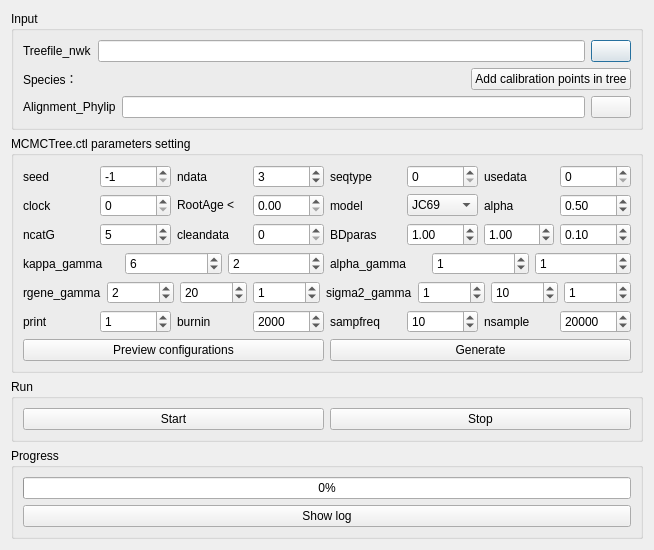
This is PhyloSuite/uifiles/mcmctree.ui in dongzhang0725/PhyloSuite as Qt 5 draws it before an edit. The edited form follows.
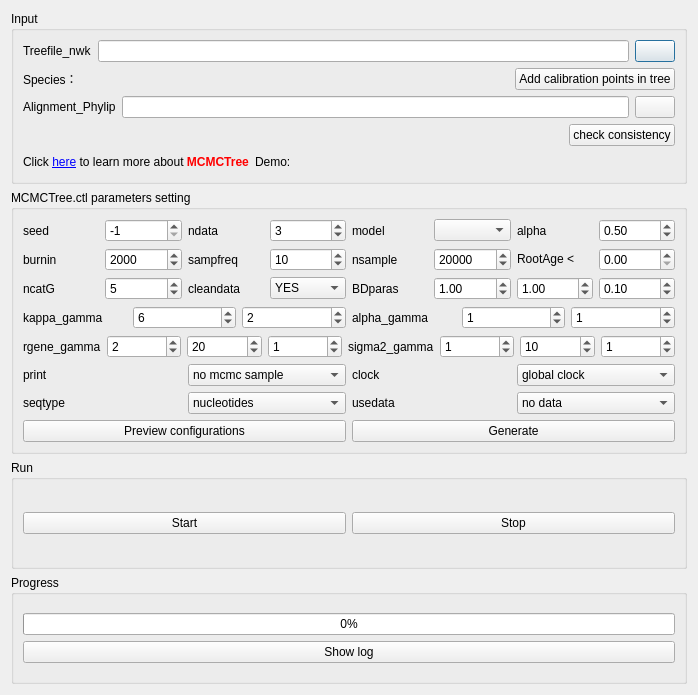
This is the edited form. Icons and pictures are not drawn. Custom widgets are drawn as their Qt base class.

The edit to the form file:
```diff
--- a/PhyloSuite/uifiles/mcmctree.ui
+++ b/PhyloSuite/uifiles/mcmctree.ui
@@ -6,8 +6,8 @@
    <rect>
     <x>0</x>
     <y>0</y>
-    <width>654</width>
-    <height>520</height>
+    <width>698</width>
+    <height>695</height>
    </rect>
   </property>
   <property name="windowTitle">
@@ -100,6 +100,74 @@
         </item>
        </layout>
       </item>
+      <item>
+       <layout class="QHBoxLayout" name="horizontalLayout_3">
+        <item>
+         <spacer name="horizontalSpacer_3">
+          <property name="orientation">
+           <enum>Qt::Horizontal</enum>
+          </property>
+          <property name="sizeHint" stdset="0">
+           <size>
+            <width>40</width>
+            <height>20</height>
+           </size>
+          </property>
+         </spacer>
+        </item>
+        <item>
+         <widget class="QPushButton" name="pushButton_8">
+          <property name="text">
+           <string>check consistency</string>
+          </property>
+         </widget>
+        </item>
+       </layout>
+      </item>
+      <item>
+       <layout class="QHBoxLayout" name="horizontalLayout_2">
+        <item>
+         <widget class="QLabel" name="label_23">
+          <property name="text">
+           <string>&lt;html&gt;&lt;head/&gt;&lt;body&gt;&lt;p&gt;Click &lt;a href=&quot;http://abacus.gene.ucl.ac.uk/software/paml.html&quot;&gt;&lt;span style=&quot; text-decoration: underline; color:#0000ff;&quot;&gt;here&lt;/span&gt;&lt;/a&gt; to learn more about &lt;span style=&quot; font-weight:600; color:#ff0000;&quot;&gt;MCMCTree&lt;/span&gt;&lt;/p&gt;&lt;/body&gt;&lt;/html&gt;</string>
+          </property>
+          <property name="openExternalLinks">
+           <bool>true</bool>
+          </property>
+         </widget>
+        </item>
+        <item>
+         <widget class="QLabel" name="label_24">
+          <property name="text">
+           <string>Demo:</string>
+          </property>
+         </widget>
+        </item>
+        <item>
+         <widget class="ClickedLableGif" name="label_25">
+          <property name="toolTip">
+           <string>Brief example</string>
+          </property>
+          <property name="text">
+           <string/>
+          </property>
+         </widget>
+        </item>
+        <item>
+         <spacer name="horizontalSpacer_2">
+          <property name="orientation">
+           <enum>Qt::Horizontal</enum>
+          </property>
+          <property name="sizeHint" stdset="0">
+           <size>
+            <width>158</width>
+            <height>20</height>
+           </size>
+          </property>
+         </spacer>
+        </item>
+       </layout>
+      </item>
      </layout>
     </widget>
    </item>
@@ -110,7 +178,7 @@
      </property>
      <layout class="QVBoxLayout" name="verticalLayout">
       <item>
-       <layout class="QGridLayout" name="gridLayout_5">
+       <layout class="QGridLayout" name="gridLayout_3">
         <item row="0" column="0">
          <widget class="QLabel" name="label_6">
           <property name="text">
@@ -143,76 +211,23 @@
          </widget>
         </item>
         <item row="0" column="4">
-         <widget class="QLabel" name="label_8">
-          <property name="text">
-           <string>seqtype</string>
-          </property>
-         </widget>
-        </item>
-        <item row="0" column="5">
-         <widget class="QSpinBox" name="spinBox_3">
-          <property name="maximum">
-           <number>2</number>
-          </property>
-         </widget>
-        </item>
-        <item row="0" column="6">
-         <widget class="QLabel" name="label_9">
-          <property name="text">
-           <string>usedata</string>
-          </property>
-         </widget>
-        </item>
-        <item row="0" column="7">
-         <widget class="QSpinBox" name="spinBox_4">
-          <property name="maximum">
-           <number>3</number>
-          </property>
-         </widget>
-        </item>
-        <item row="1" column="0">
-         <widget class="QLabel" name="label_10">
-          <property name="text">
-           <string>clock</string>
-          </property>
-         </widget>
-        </item>
-        <item row="1" column="1">
-         <widget class="QSpinBox" name="spinBox_5">
-          <property name="maximum">
-           <number>3</number>
-          </property>
-         </widget>
-        </item>
-        <item row="1" column="2">
-         <widget class="QLabel" name="label_14">
-          <property name="text">
-           <string>RootAge &lt;</string>
-          </property>
-         </widget>
-        </item>
-        <item row="1" column="3">
-         <widget class="QDoubleSpinBox" name="doubleSpinBox">
-          <property name="singleStep">
-           <double>0.100000000000000</double>
-          </property>
-         </widget>
-        </item>
-        <item row="1" column="4">
          <widget class="QLabel" name="label_11">
           <property name="text">
            <string>model</string>
           </property>
          </widget>
         </item>
-        <item row="1" column="6">
+        <item row="0" column="5">
+         <widget class="QComboBox" name="comboBox"/>
+        </item>
+        <item row="0" column="6">
          <widget class="QLabel" name="label_15">
           <property name="text">
            <string>alpha</string>
           </property>
          </widget>
         </item>
-        <item row="1" column="7">
+        <item row="0" column="7">
          <widget class="QDoubleSpinBox" name="doubleSpinBox_6">
           <property name="singleStep">
            <double>0.100000000000000</double>
@@ -222,39 +237,87 @@
           </property>
          </widget>
         </item>
+        <item row="1" column="0">
+         <widget class="QLabel" name="label_22">
+          <property name="text">
+           <string>burnin</string>
+          </property>
+         </widget>
+        </item>
+        <item row="1" column="1">
+         <widget class="QSpinBox" name="spinBox_18">
+          <property name="maximum">
+           <number>99999</number>
+          </property>
+          <property name="singleStep">
+           <number>500</number>
+          </property>
+          <property name="value">
+           <number>2000</number>
+          </property>
+         </widget>
+        </item>
+        <item row="1" column="2">
+         <widget class="QLabel" name="label_12">
+          <property name="text">
+           <string>sampfreq</string>
+          </property>
+         </widget>
+        </item>
+        <item row="1" column="3">
+         <widget class="QSpinBox" name="spinBox_19">
+          <property name="maximum">
+           <number>200</number>
+          </property>
+          <property name="singleStep">
+           <number>10</number>
+          </property>
+          <property name="value">
+           <number>10</number>
+          </property>
+         </widget>
+        </item>
+        <item row="1" column="4">
+         <widget class="QLabel" name="label_13">
+          <property name="text">
+           <string>nsample</string>
+          </property>
+         </widget>
+        </item>
         <item row="1" column="5">
-         <widget class="QComboBox" name="comboBox">
-          <item>
-           <property name="text">
-            <string>JC69</string>
-           </property>
-          </item>
-          <item>
-           <property name="text">
-            <string>K80</string>
-           </property>
-          </item>
-          <item>
-           <property name="text">
-            <string>F81</string>
-           </property>
-          </item>
-          <item>
-           <property name="text">
-            <string>F84</string>
-           </property>
-          </item>
-          <item>
-           <property name="text">
-            <string>HKY85</string>
-           </property>
-          </item>
+         <widget class="QSpinBox" name="spinBox_20">
+          <property name="maximum">
+           <number>9999999</number>
+          </property>
+          <property name="singleStep">
+           <number>10000</number>
+          </property>
+          <property name="value">
+           <number>20000</number>
+          </property>
+          <property name="displayIntegerBase">
+           <number>10</number>
+          </property>
+         </widget>
+        </item>
+        <item row="1" column="6">
+         <widget class="QLabel" name="label_14">
+          <property name="text">
+           <string>RootAge &lt;</string>
+          </property>
+         </widget>
+        </item>
+        <item row="1" column="7">
+         <widget class="QDoubleSpinBox" name="doubleSpinBox">
+          <property name="singleStep">
+           <double>0.100000000000000</double>
+          </property>
          </widget>
         </item>
        </layout>
       </item>
       <item>
-       <layout class="QGridLayout" name="gridLayout_6">
+       <layout class="QGridLayout" name="gridLayout_4">
         <item row="0" column="0">
          <widget class="QLabel" name="label_16">
           <property name="text">
@@ -277,10 +340,17 @@
          </widget>
         </item>
         <item row="0" column="3">
-         <widget class="QSpinBox" name="spinBox_24">
-          <property name="maximum">
-           <number>1</number>
-          </property>
+         <widget class="QComboBox" name="comboBox_5">
+          <item>
+           <property name="text">
+            <string>YES</string>
+           </property>
+          </item>
+          <item>
+           <property name="text">
+            <string>NO</string>
+           </property>
+          </item>
          </widget>
         </item>
         <item row="0" column="4">
@@ -323,7 +393,7 @@
        </layout>
       </item>
       <item>
-       <layout class="QGridLayout" name="gridLayout_7">
+       <layout class="QGridLayout" name="gridLayout_5">
         <item row="0" column="0">
          <widget class="QLabel" name="label_18">
           <property name="text">
@@ -369,7 +439,7 @@
        </layout>
       </item>
       <item>
-       <layout class="QGridLayout" name="gridLayout_8">
+       <layout class="QGridLayout" name="gridLayout_6">
         <item row="0" column="0">
          <widget class="QLabel" name="label_20">
           <property name="text">
@@ -429,7 +499,59 @@
        </layout>
       </item>
       <item>
-       <layout class="QGridLayout" name="gridLayout_9">
+       <layout class="QGridLayout" name="gridLayout_7">
+        <item row="1" column="0">
+         <widget class="QLabel" name="label_8">
+          <property name="text">
+           <string>seqtype</string>
+          </property>
+         </widget>
+        </item>
+        <item row="1" column="2">
+         <widget class="QLabel" name="label_9">
+          <property name="text">
+           <string>usedata</string>
+          </property>
+         </widget>
+        </item>
+        <item row="1" column="1">
+         <widget class="QComboBox" name="comboBox_2">
+          <item>
+           <property name="text">
+            <string>nucleotides</string>
+           </property>
+          </item>
+          <item>
+           <property name="text">
+            <string>codons</string>
+           </property>
+          </item>
+          <item>
+           <property name="text">
+            <string>AAs</string>
+           </property>
+          </item>
+         </widget>
+        </item>
+        <item row="0" column="3">
+         <widget class="QComboBox" name="comboBox_4">
+          <item>
+           <property name="text">
+            <string>global clock</string>
+           </property>
+          </item>
+          <item>
+           <property name="text">
+            <string>independent rates</string>
+           </property>
+          </item>
+          <item>
+           <property name="text">
+            <string>correlated rates</string>
+           </property>
+          </item>
+         </widget>
+        </item>
         <item row="0" column="0">
          <widget class="QLabel" name="label_7">
           <property name="text">
@@ -437,77 +559,54 @@
           </property>
          </widget>
         </item>
-        <item row="0" column="1">
-         <widget class="QSpinBox" name="spinBox_7">
-          <property name="maximum">
-           <number>2</number>
-          </property>
-          <property name="value">
-           <number>1</number>
-          </property>
-         </widget>
-        </item>
         <item row="0" column="2">
-         <widget class="QLabel" name="label_22">
+         <widget class="QLabel" name="label_10">
           <property name="text">
-           <string>burnin</string>
+           <string>clock</string>
           </property>
          </widget>
         </item>
-        <item row="0" column="3">
-         <widget class="QSpinBox" name="spinBox_18">
-          <property name="maximum">
-           <number>99999</number>
-          </property>
-          <property name="singleStep">
-           <number>500</number>
-          </property>
-          <property name="value">
-           <number>2000</number>
-          </property>
+        <item row="0" column="1">
+         <widget class="QComboBox" name="comboBox_7">
+          <item>
+           <property name="text">
+            <string>no mcmc sample</string>
+           </property>
+          </item>
+          <item>
+           <property name="text">
+            <string>except branch rates</string>
+           </property>
+          </item>
+          <item>
+           <property name="text">
+            <string>everything</string>
+           </property>
+          </item>
          </widget>
         </item>
-        <item row="0" column="4">
-         <widget class="QLabel" name="label_12">
-          <property name="text">
-           <string>sampfreq</string>
-          </property>
-         </widget>
-        </item>
-        <item row="0" column="5">
-         <widget class="QSpinBox" name="spinBox_19">
-          <property name="maximum">
-           <number>200</number>
-          </property>
-          <property name="singleStep">
-           <number>10</number>
-          </property>
-          <property name="value">
-           <number>10</number>
-          </property>
-         </widget>
-        </item>
-        <item row="0" column="6">
-         <widget class="QLabel" name="label_13">
-          <property name="text">
-           <string>nsample</string>
-          </property>
-         </widget>
-        </item>
-        <item row="0" column="7">
-         <widget class="QSpinBox" name="spinBox_20">
-          <property name="maximum">
-           <number>9999999</number>
-          </property>
-          <property name="singleStep">
-           <number>10000</number>
-          </property>
-          <property name="value">
-           <number>20000</number>
-          </property>
-          <property name="displayIntegerBase">
-           <number>10</number>
-          </property>
+        <item row="1" column="3">
+         <widget class="QComboBox" name="comboBox_3">
+          <item>
+           <property name="text">
+            <string>no data</string>
+           </property>
+          </item>
+          <item>
+           <property name="text">
+            <string>seq like</string>
+           </property>
+          </item>
+          <item>
+           <property name="text">
+            <string>normal approximate</string>
+           </property>
+          </item>
+          <item>
+           <property name="text">
+            <string>out.BV</string>
+           </property>
+          </item>
          </widget>
         </item>
        </layout>
@@ -628,6 +727,11 @@
    <extends>QPushButton</extends>
    <header>src.CustomWidget.h</header>
   </customwidget>
+  <customwidget>
+   <class>ClickedLableGif</class>
+   <extends>QLabel</extends>
+   <header>src.CustomWidget.h</header>
+  </customwidget>
  </customwidgets>
  <tabstops>
   <tabstop>spinBox_23</tabstop>
```
Left out of the diff: 6 changed lines with no effect on the pictures.
